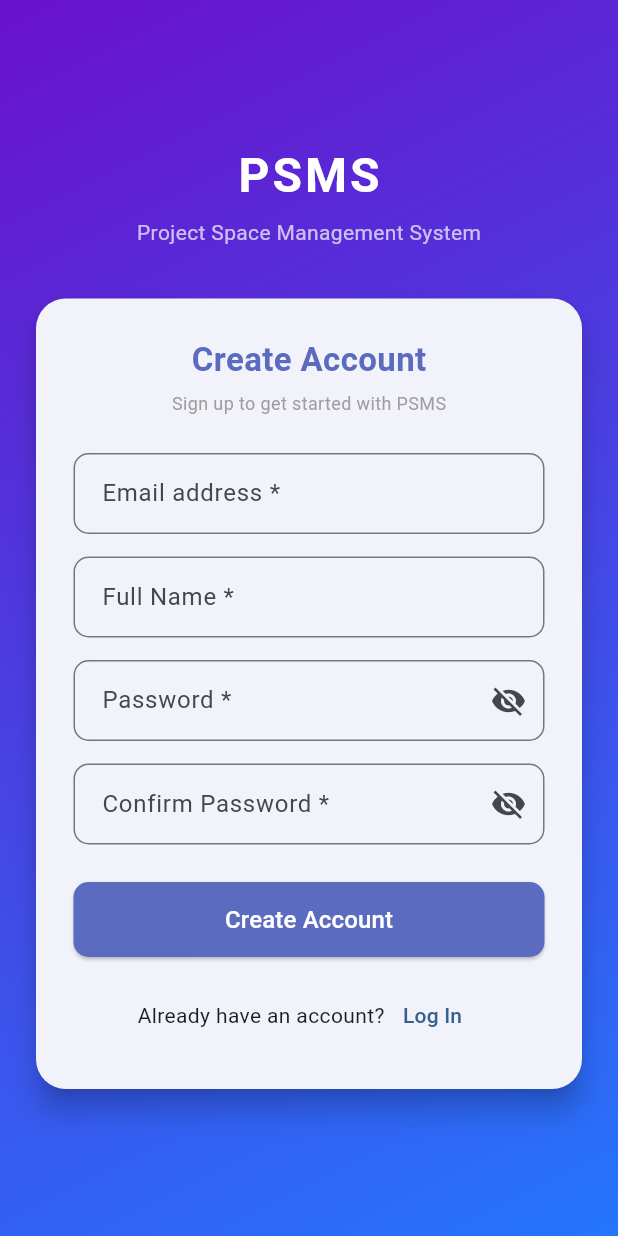
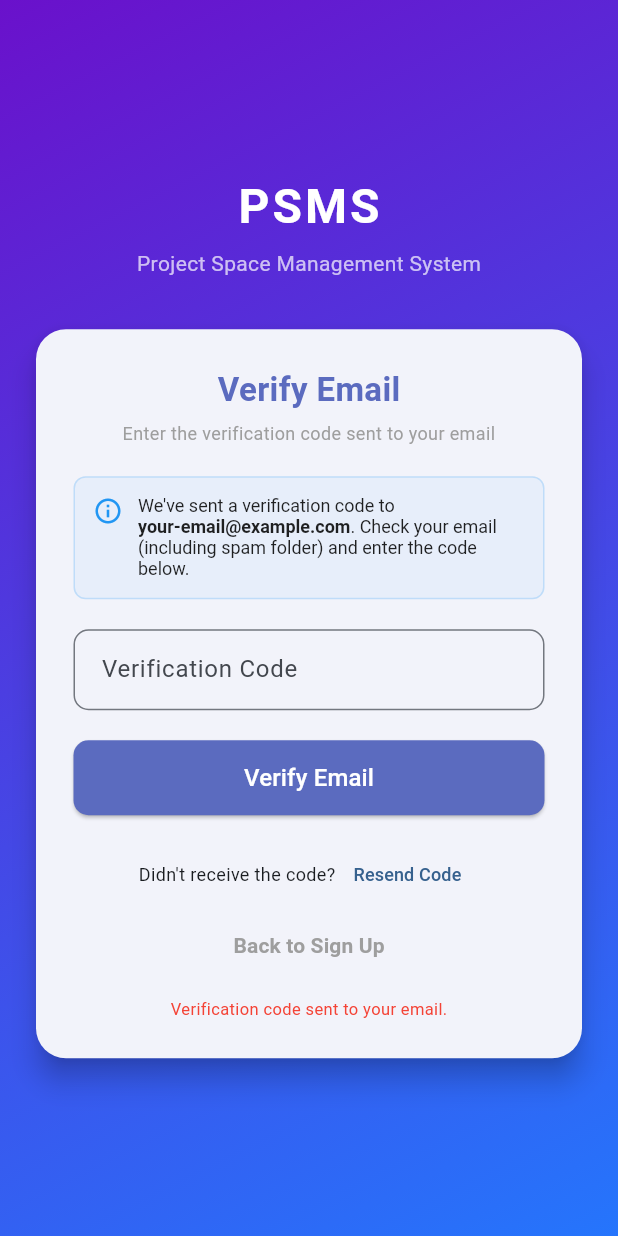
Before and after one commit to software-project-5-6/mobile, a Flutter app: the SignupScreen screen opened directly, after a tap on "Create Account", on a phone screen of 412 x 824 dp. Run offline on Flutter 3.47's test engine with Material 3 defaults, Android fonts, the phone set to English and light mode, and no system bars.

Commit message:
Added Email Verification UI

```diff
--- a/lib/screens/signup_screen.dart
+++ b/lib/screens/signup_screen.dart
@@ -1,4 +1,5 @@
 import 'package:flutter/material.dart';
+import 'verify_email_screen.dart';
 
 class SignupScreen extends StatefulWidget {
   const SignupScreen({super.key});
@@ -119,8 +120,20 @@ class _SignupScreenState extends State<SignupScreen> {
                                 ),
                               ),
                               onPressed: () {
-                                // Add Sign Up Logic Later
-                                print("Sign Up Clicked");
+                                // 1. Get the email user typed
+                                String userEmail = _emailController.text;
+
+                                if (userEmail.isEmpty) {
+                                    userEmail = "your-email@example.com"; // Default if empty for testing
+                                }
+
+                                // 2. Navigate to Verify Screen and pass the email
+                                Navigator.push(
+                                  context,
+                                  MaterialPageRoute(
+                                    builder: (context) => VerifyEmailScreen(email: userEmail),
+                                  ),
+                                );
                               },
                               child: const Text("Create Account", style: TextStyle(fontSize: 16)),
                             ),
--- /dev/null
+++ b/lib/screens/verify_email_screen.dart
@@ -0,0 +1,202 @@
+import 'package:flutter/material.dart';
+import 'login_screen.dart'; // To navigate safely after success
+
+class VerifyEmailScreen extends StatefulWidget {
+  final String email; // We accept the email to show it in the message
+
+  const VerifyEmailScreen({super.key, this.email = "pavani@gmail.com"});
+
+  @override
+  State<VerifyEmailScreen> createState() => _VerifyEmailScreenState();
+}
+
+class _VerifyEmailScreenState extends State<VerifyEmailScreen> {
+  final _codeController = TextEditingController();
+
+  @override
+  Widget build(BuildContext context) {
+    return Scaffold(
+      body: Container(
+        width: double.infinity,
+        height: double.infinity,
+        // 1. PURPLE GRADIENT BACKGROUND
+        decoration: const BoxDecoration(
+          gradient: LinearGradient(
+            begin: Alignment.topLeft,
+            end: Alignment.bottomRight,
+            colors: [Color(0xFF6A11CB), Color(0xFF2575FC)],
+          ),
+        ),
+        child: Center(
+          child: SingleChildScrollView(
+            child: Padding(
+              padding: const EdgeInsets.all(20.0),
+              child: Column(
+                mainAxisAlignment: MainAxisAlignment.center,
+                children: [
+                  // HEADER TEXT
+                  const Text(
+                    "PSMS",
+                    style: TextStyle(
+                      color: Colors.white,
+                      fontSize: 32,
+                      fontWeight: FontWeight.bold,
+                      letterSpacing: 2,
+                    ),
+                  ),
+                  const SizedBox(height: 5),
+                  const Text(
+                    "Project Space Management System",
+                    style: TextStyle(color: Colors.white70, fontSize: 14),
+                  ),
+                  const SizedBox(height: 30),
+
+                  // 2. VERIFICATION CARD
+                  Card(
+                    elevation: 8,
+                    shape: RoundedRectangleBorder(
+                      borderRadius: BorderRadius.circular(20),
+                    ),
+                    child: Padding(
+                      padding: const EdgeInsets.all(25.0),
+                      child: Column(
+                        mainAxisSize: MainAxisSize.min,
+                        children: [
+                          const Text(
+                            "Verify Email",
+                            style: TextStyle(
+                              fontSize: 22,
+                              fontWeight: FontWeight.bold,
+                              color: Color(0xFF5B6BBF),
+                            ),
+                          ),
+                          const SizedBox(height: 5),
+                          const Text(
+                            "Enter the verification code sent to your email",
+                            textAlign: TextAlign.center,
+                            style: TextStyle(color: Colors.grey, fontSize: 12),
+                          ),
+                          const SizedBox(height: 20),
+
+                          // BLUE INFO BOX
+                          Container(
+                            padding: const EdgeInsets.all(12),
+                            decoration: BoxDecoration(
+                              color: Colors.blue.withOpacity(0.05), // Light blue background
+                              borderRadius: BorderRadius.circular(8),
+                              border: Border.all(color: Colors.blue.withOpacity(0.2)),
+                            ),
+                            child: Row(
+                              crossAxisAlignment: CrossAxisAlignment.start,
+                              children: [
+                                const Icon(Icons.info_outline, color: Colors.blue, size: 20),
+                                const SizedBox(width: 10),
+                                Expanded(
+                                  child: RichText(
+                                    text: TextSpan(
+                                      style: const TextStyle(color: Colors.black87, fontSize: 12),
+                                      children: [
+                                        const TextSpan(text: "We've sent a verification code to\n"),
+                                        TextSpan(
+                                          text: widget.email,
+                                          style: const TextStyle(fontWeight: FontWeight.bold),
+                                        ),
+                                        const TextSpan(text: ". Check your email (including spam folder) and enter the code below."),
+                                      ],
+                                    ),
+                                  ),
+                                ),
+                              ],
+                            ),
+                          ),
+                          const SizedBox(height: 20),
+
+                          // CODE INPUT
+                          TextField(
+                            controller: _codeController,
+                            textAlign: TextAlign.center,
+                            decoration: InputDecoration(
+                              labelText: "Verification Code",
+                              border: OutlineInputBorder(
+                                borderRadius: BorderRadius.circular(10),
+                              ),
+                              contentPadding: const EdgeInsets.symmetric(horizontal: 15, vertical: 15),
+                            ),
+                          ),
+                          const SizedBox(height: 20),
+
+                          // VERIFY BUTTON
+                          SizedBox(
+                            width: double.infinity,
+                            height: 50,
+                            child: ElevatedButton(
+                              style: ElevatedButton.styleFrom(
+                                backgroundColor: const Color(0xFF5B6BBF),
+                                foregroundColor: Colors.white,
+                                shape: RoundedRectangleBorder(
+                                  borderRadius: BorderRadius.circular(10),
+                                ),
+                              ),
+                              onPressed: () {
+                                // Logic to verify code goes here
+                                // For now, let's assume success and go to Login
+                                ScaffoldMessenger.of(context).showSnackBar(
+                                  const SnackBar(content: Text("Email Verified Successfully!")),
+                                );
+                                Navigator.pushAndRemoveUntil(
+                                  context,
+                                  MaterialPageRoute(builder: (context) => const LoginScreen()),
+                                  (route) => false // Clears all history so they can't go back
+                                );
+                              },
+                              child: const Text("Verify Email", style: TextStyle(fontSize: 16)),
+                            ),
+                          ),
+                          const SizedBox(height: 15),
+
+                          // RESEND CODE LINK
+                          Row(
+                            mainAxisAlignment: MainAxisAlignment.center,
+                            children: [
+                              const Text("Didn't receive the code?", style: TextStyle(fontSize: 12)),
+                              TextButton(
+                                onPressed: () {
+                                   ScaffoldMessenger.of(context).showSnackBar(
+                                    const SnackBar(content: Text("Code resent!")),
+                                  );
+                                },
+                                child: const Text("Resend Code", style: TextStyle(fontSize: 12)),
+                              ),
+                            ],
+                          ),
+
+                          // BACK TO SIGN UP
+                          TextButton(
+                            onPressed: () {
+                              Navigator.pop(context);
+                            },
+                            child: const Text(
+                              "Back to Sign Up",
+                              style: TextStyle(color: Colors.grey, fontWeight: FontWeight.bold)
+                            ),
+                          ),
+
+                          // RED ERROR MESSAGE (Static for now as per design)
+                          const SizedBox(height: 10),
+                          const Text(
+                            "Verification code sent to your email.",
+                            style: TextStyle(color: Colors.red, fontSize: 11)
+                          ),
+                        ],
+                      ),
+                    ),
+                  ),
+                ],
+              ),
+            ),
+          ),
+        ),
+      ),
+    );
+  }
+}
```
